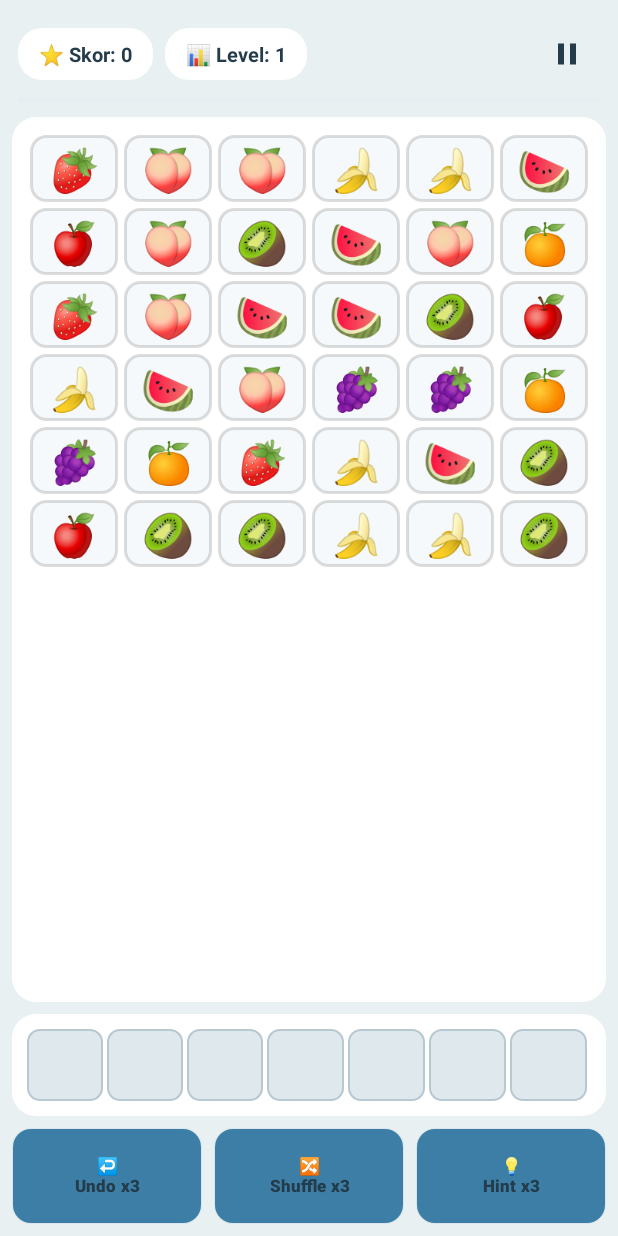
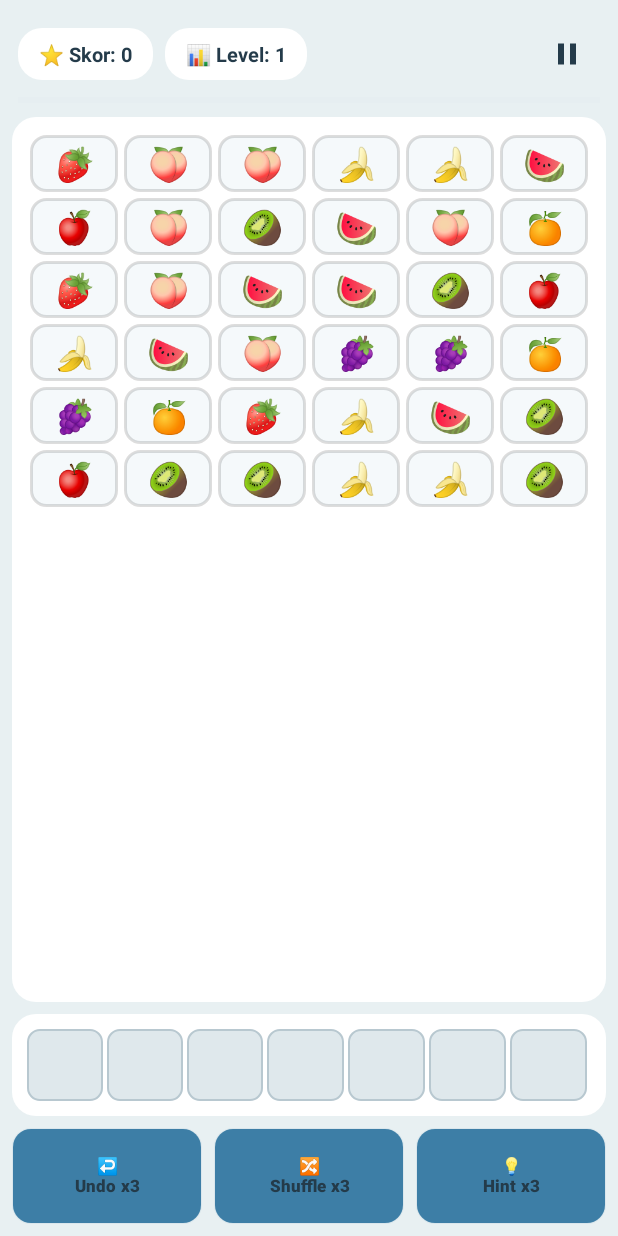
Before and after one commit to anwarlutfi58-cmd/mencocokan-gambar, an Android app: the GameActivity screen opened directly, with no data from a screen before it, on a phone screen of 412 x 824 dp. Run offline under Robolectric (Android 15) with nearby library versions, the phone set to English and light mode, and no system bars.

Commit message:
Perbarui app/src/main/res/values/dimens.xml

```diff
--- a/app/src/main/res/values/dimens.xml
+++ b/app/src/main/res/values/dimens.xml
@@ -4,6 +4,6 @@
     <dimen name="pad_sm">8dp</dimen>
     <dimen name="radius">16dp</dimen>
     <dimen name="radius_sm">10dp</dimen>
-    <dimen name="tile_text">28sp</dimen>
+    <dimen name="tile_text">22sp</dimen>
     <dimen name="slot_text">22sp</dimen>
 </resources>
```
